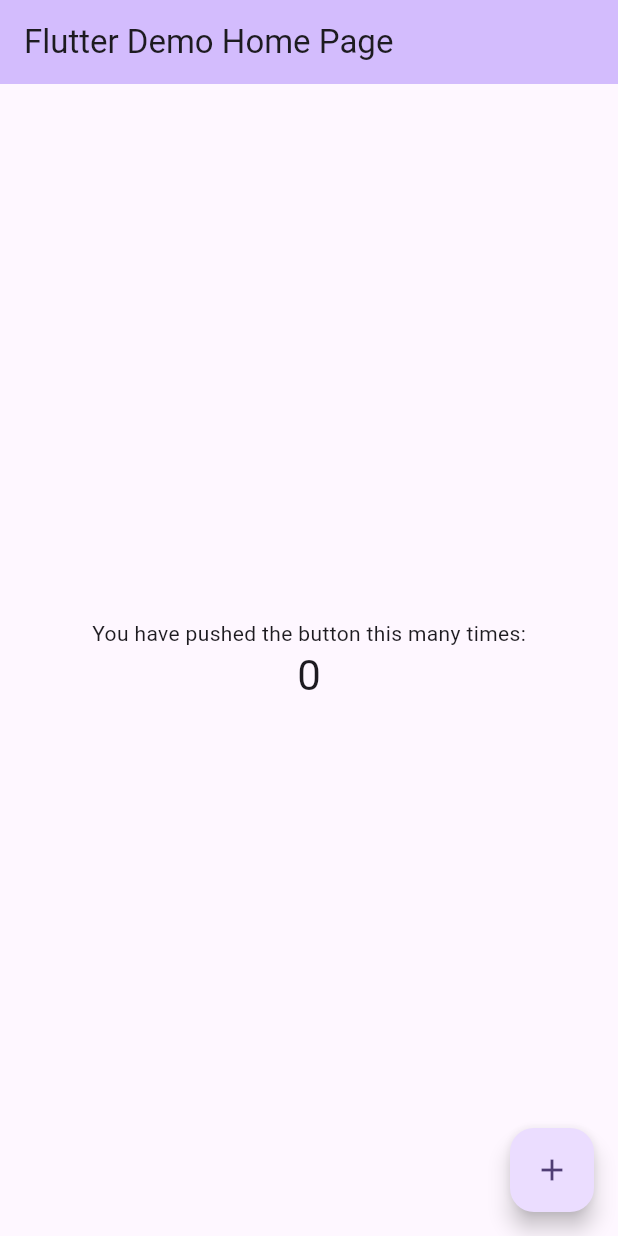
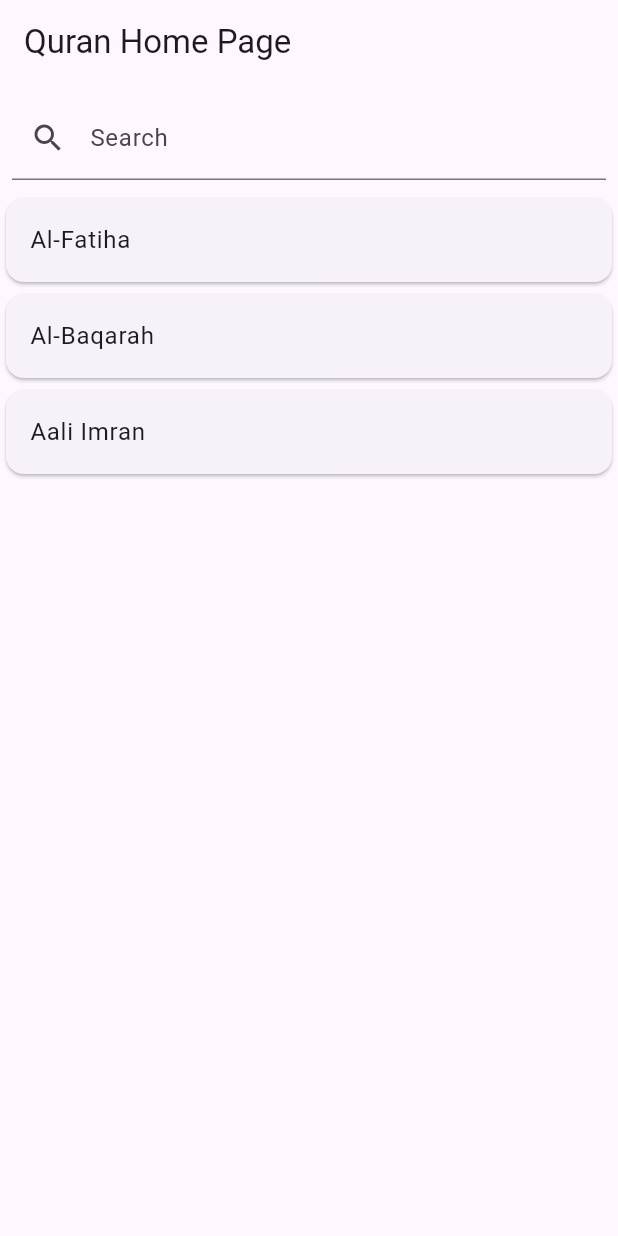
Before and after one commit to neumentora/quran_memorization_app, a Flutter app: the screen it shows after launch, on a phone screen of 412 x 824 dp. Run offline on Flutter 3.47's test engine with Material 3 defaults, Android fonts, the light colour scheme and no system bars.

Commit message:
--will do it later :3

```diff
--- a/lib/main.dart
+++ b/lib/main.dart
@@ -1,125 +1,22 @@
 import 'package:flutter/material.dart';
+import 'package:quran_memorization_app/pages/home_page.dart';
 
 void main() {
-  runApp(const MyApp());
+  runApp(const QuranApp());
 }
 
-class MyApp extends StatelessWidget {
-  const MyApp({super.key});
+class QuranApp extends StatelessWidget {
+  const QuranApp({super.key});
 
-  // This widget is the root of your application.
   @override
   Widget build(BuildContext context) {
     return MaterialApp(
-      title: 'Flutter Demo',
+      title: 'Quran App',
       theme: ThemeData(
-        // This is the theme of your application.
-        //
-        // TRY THIS: Try running your application with "flutter run". You'll see
-        // the application has a blue toolbar. Then, without quitting the app,
-        // try changing the seedColor in the colorScheme below to Colors.green
-        // and then invoke "hot reload" (save your changes or press the "hot
-        // reload" button in a Flutter-supported IDE, or press "r" if you used
-        // the command line to start the app).
-        //
-        // Notice that the counter didn't reset back to zero; the application
-        // state is not lost during the reload. To reset the state, use hot
-        // restart instead.
-        //
-        // This works for code too, not just values: Most code changes can be
-        // tested with just a hot reload.
-        colorScheme: ColorScheme.fromSeed(seedColor: Colors.deepPurple),
-        useMaterial3: true,
+        primarySwatch: Colors.blue,
       ),
-      home: const MyHomePage(title: 'Flutter Demo Home Page'),
+      home: const QuranHomePage(),
+      debugShowCheckedModeBanner: false,
     );
   }
 }
-
-class MyHomePage extends StatefulWidget {
-  const MyHomePage({super.key, required this.title});
-
-  // This widget is the home page of your application. It is stateful, meaning
-  // that it has a State object (defined below) that contains fields that affect
-  // how it looks.
-
-  // This class is the configuration for the state. It holds the values (in this
-  // case the title) provided by the parent (in this case the App widget) and
-  // used by the build method of the State. Fields in a Widget subclass are
-  // always marked "final".
-
-  final String title;
-
-  @override
-  State<MyHomePage> createState() => _MyHomePageState();
-}
-
-class _MyHomePageState extends State<MyHomePage> {
-  int _counter = 0;
-
-  void _incrementCounter() {
-    setState(() {
-      // This call to setState tells the Flutter framework that something has
-      // changed in this State, which causes it to rerun the build method below
-      // so that the display can reflect the updated values. If we changed
-      // _counter without calling setState(), then the build method would not be
-      // called again, and so nothing would appear to happen.
-      _counter++;
-    });
-  }
-
-  @override
-  Widget build(BuildContext context) {
-    // This method is rerun every time setState is called, for instance as done
-    // by the _incrementCounter method above.
-    //
-    // The Flutter framework has been optimized to make rerunning build methods
-    // fast, so that you can just rebuild anything that needs updating rather
-    // than having to individually change instances of widgets.
-    return Scaffold(
-      appBar: AppBar(
-        // TRY THIS: Try changing the color here to a specific color (to
-        // Colors.amber, perhaps?) and trigger a hot reload to see the AppBar
-        // change color while the other colors stay the same.
-        backgroundColor: Theme.of(context).colorScheme.inversePrimary,
-        // Here we take the value from the MyHomePage object that was created by
-        // the App.build method, and use it to set our appbar title.
-        title: Text(widget.title),
-      ),
-      body: Center(
-        // Center is a layout widget. It takes a single child and positions it
-        // in the middle of the parent.
-        child: Column(
-          // Column is also a layout widget. It takes a list of children and
-          // arranges them vertically. By default, it sizes itself to fit its
-          // children horizontally, and tries to be as tall as its parent.
-          //
-          // Column has various properties to control how it sizes itself and
-          // how it positions its children. Here we use mainAxisAlignment to
-          // center the children vertically; the main axis here is the vertical
-          // axis because Columns are vertical (the cross axis would be
-          // horizontal).
-          //
-          // TRY THIS: Invoke "debug painting" (choose the "Toggle Debug Paint"
-          // action in the IDE, or press "p" in the console), to see the
-          // wireframe for each widget.
-          mainAxisAlignment: MainAxisAlignment.center,
-          children: <Widget>[
-            const Text(
-              'You have pushed the button this many times:',
-            ),
-            Text(
-              '$_counter',
-              style: Theme.of(context).textTheme.headlineMedium,
-            ),
-          ],
-        ),
-      ),
-      floatingActionButton: FloatingActionButton(
-        onPressed: _incrementCounter,
-        tooltip: 'Increment',
-        child: const Icon(Icons.add),
-      ), // This trailing comma makes auto-formatting nicer for build methods.
-    );
-  }
-}
--- /dev/null
+++ b/lib/pages/home_page.dart
@@ -0,0 +1,66 @@
+import 'package:flutter/material.dart';
+
+class QuranHomePage extends StatefulWidget {
+  const QuranHomePage({Key? key}) : super(key: key);
+
+  @override
+  State<QuranHomePage> createState() => _QuranHomePageState();
+}
+
+class _QuranHomePageState extends State<QuranHomePage> {
+  List<String> surahs = [
+    'Al-Fatiha',
+    'Al-Baqarah',
+    'Aali Imran',
+  ];
+  String filter = '';
+
+  @override
+  Widget build(BuildContext context) {
+    return Scaffold(
+      appBar: AppBar(
+        title: const Text('Quran Home Page'),
+      ),
+      body: Column(
+        children: <Widget>[
+          Padding(
+            padding: const EdgeInsets.all(8.0),
+            child: TextField(
+              onChanged: (value) {
+                setState(() {
+                  filter = value;
+                });
+              },
+              decoration: const InputDecoration(
+                labelText: 'Search',
+                prefixIcon: Icon(Icons.search),
+              ),
+            ),
+          ),
+          Expanded(
+            child: ListView.builder(
+              itemCount: surahs.length,
+              itemBuilder: (context, index) {
+                return filter == ""
+                    ? Card(
+                  child: ListTile(
+                    title: Text(surahs[index]),
+                  ),
+                )
+                    : surahs[index]
+                    .toLowerCase()
+                    .contains(filter.toLowerCase())
+                    ? Card(
+                  child: ListTile(
+                    title: Text(surahs[index]),
+                  ),
+                )
+                    : Container();
+              },
+            ),
+          ),
+        ],
+      ),
+    );
+  }
+}
```
